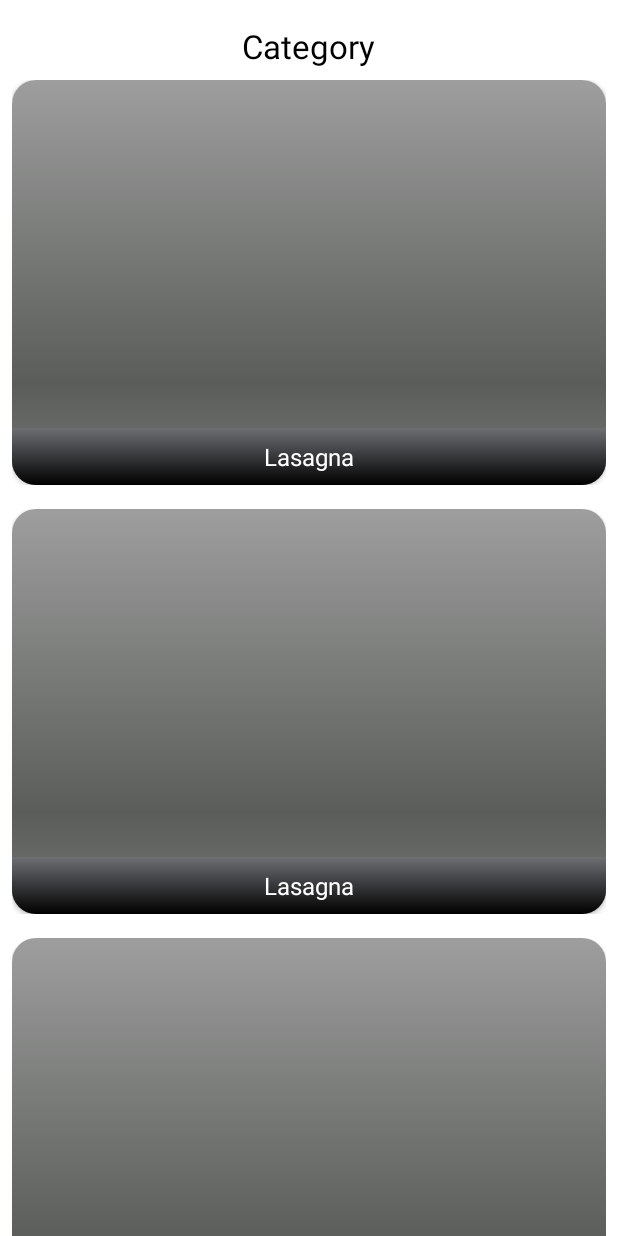
After one commit to maydev99/Aprikot, an Android app: the layout activity_recipe_list.xml on its own in the app's theme, with its tools: preview values and no code run, on a phone screen of 412 x 824 dp. The commit adds this screen. Run offline under Robolectric (Android 15) with nearby library versions, the phone set to English and light mode, and no system bars.

Commit message:
Connected Category Screen (Activity) to Recipe List Screen (Passing Data) Created RecipeListItem Created RecipeList Activity Layout

```diff
--- a/app/src/main/AndroidManifest.xml
+++ b/app/src/main/AndroidManifest.xml
@@ -12,6 +12,11 @@
         android:roundIcon="@mipmap/ic_launcher_round"
         android:supportsRtl="true"
         android:theme="@style/Theme.Aprikot">
+        <activity android:name=".ui.recipes.RecipeListActivity">
+            <meta-data
+                android:name="android.support.PARENT_ACTIVITY"
+                android:value=".ui.MainActivity"/>
+        </activity>
         <activity android:name=".ui.MainActivity">
             <intent-filter>
                 <action android:name="android.intent.action.MAIN" />
--- a/app/src/main/java/com/bombadu/aprikot/ui/categories/CategoryAdapter.kt
+++ b/app/src/main/java/com/bombadu/aprikot/ui/categories/CategoryAdapter.kt
@@ -29,7 +29,7 @@ class CategoryAdapter(private val onClickListener: OnClickListener) :
         parent: ViewGroup,
         viewType: Int
     ): CategoryEntityViewHolder {
-        //return CategoryEntityViewHolder(CategoryItemBinding.inflate(LayoutInflater.from(parent.context)))
+
         return CategoryEntityViewHolder.from(parent)
     }
 
@@ -63,7 +63,7 @@ class CategoryAdapter(private val onClickListener: OnClickListener) :
     }
 
 
-    class OnClickListener(val clickListener: (marsProperty: CategoryEntity) -> Unit) {
-        fun onClick(marsProperty: CategoryEntity) = clickListener(marsProperty)
+    class OnClickListener(val clickListener: (category: CategoryEntity) -> Unit) {
+        fun onClick(category: CategoryEntity) = clickListener(category)
     }
 }
--- /dev/null
+++ b/app/src/main/java/com/bombadu/aprikot/ui/recipes/RecipeListViewModel.kt
@@ -0,0 +1,4 @@
+package com.bombadu.aprikot.ui.recipes
+
+class RecipeListViewModel {
+}
--- /dev/null
+++ b/app/src/main/res/drawable/recipe_title_gradient.xml
@@ -0,0 +1,10 @@
+<?xml version="1.0" encoding="utf-8"?>
+<shape xmlns:android="http://schemas.android.com/apk/res/android"
+    android:shape="rectangle">
+
+    <gradient
+        android:startColor="@color/light_gray"
+        android:endColor="@color/black"
+        android:angle="270"/>
+
+</shape>
--- /dev/null
+++ b/app/src/main/res/layout/activity_recipe_list.xml
@@ -0,0 +1,31 @@
+<?xml version="1.0" encoding="utf-8"?>
+<androidx.constraintlayout.widget.ConstraintLayout xmlns:android="http://schemas.android.com/apk/res/android"
+    xmlns:app="http://schemas.android.com/apk/res-auto"
+    xmlns:tools="http://schemas.android.com/tools"
+    android:layout_width="match_parent"
+    android:layout_height="match_parent"
+    tools:context=".ui.recipes.RecipeListActivity">
+
+    <TextView
+        android:id="@+id/recipe_list_title_text_view"
+        android:layout_width="wrap_content"
+        android:layout_height="wrap_content"
+        android:layout_marginTop="16dp"
+        tools:text="Category"
+        android:textSize="22sp"
+        android:textColor="@color/black"
+        app:layout_constraintEnd_toEndOf="parent"
+        app:layout_constraintStart_toStartOf="parent"
+        app:layout_constraintTop_toTopOf="parent" />
+
+
+    <androidx.recyclerview.widget.RecyclerView
+        android:id="@+id/recipe_list_recycler_view"
+        android:layout_width="0dp"
+        android:layout_height="0dp"
+        tools:listitem="@layout/recipe_list_item"
+        app:layout_constraintBottom_toBottomOf="parent"
+        app:layout_constraintEnd_toEndOf="parent"
+        app:layout_constraintStart_toStartOf="parent"
+        app:layout_constraintTop_toBottomOf="@+id/recipe_list_title_text_view" />
+</androidx.constraintlayout.widget.ConstraintLayout>
--- /dev/null
+++ b/app/src/main/res/layout/recipe_list_item.xml
@@ -0,0 +1,44 @@
+<?xml version="1.0" encoding="utf-8"?>
+<androidx.constraintlayout.widget.ConstraintLayout xmlns:android="http://schemas.android.com/apk/res/android"
+    xmlns:app="http://schemas.android.com/apk/res-auto"
+    xmlns:tools="http://schemas.android.com/tools"
+    android:layout_width="match_parent"
+    android:layout_margin="8dp"
+    android:layout_height="270dp">
+
+    <androidx.cardview.widget.CardView
+        android:layout_width="match_parent"
+        android:layout_height="match_parent"
+        app:cardCornerRadius="16dp"
+        android:elevation="10dp"
+        android:padding="16dp"
+        app:layout_constraintEnd_toEndOf="parent"
+        app:layout_constraintStart_toStartOf="parent"
+        app:layout_constraintTop_toTopOf="parent">
+
+
+        <ImageView
+            android:layout_width="match_parent"
+            android:layout_height="270dp"
+            app:srcCompat="@android:drawable/progress_horizontal"
+            android:scaleType="centerCrop"/>
+
+        <TextView
+            android:layout_width="match_parent"
+            android:layout_height="wrap_content"
+            tools:text="Lasagna"
+            android:textColor="@color/white"
+            android:background="@drawable/recipe_title_gradient"
+            android:gravity="center_horizontal"
+            android:textSize="16sp"
+            android:layout_gravity="bottom"
+            android:paddingBottom="8dp"
+            android:paddingTop="8dp"/>
+
+
+
+
+    </androidx.cardview.widget.CardView>
+
+
+</androidx.constraintlayout.widget.ConstraintLayout>
--- a/app/src/main/res/values/colors.xml
+++ b/app/src/main/res/values/colors.xml
@@ -7,4 +7,5 @@
     <color name="teal_700">#FF018786</color>
     <color name="black">#FF000000</color>
     <color name="white">#FFFFFFFF</color>
+    <color name="light_gray">#6d6f73</color>
 </resources>
```
Also changed, not shown: app/src/main/java/com/bombadu/aprikot/network/PreparationData.kt (added, +64 -0 lines), app/src/main/java/com/bombadu/aprikot/network/RecipesData.kt (added, +12 -0 lines), app/src/main/java/com/bombadu/aprikot/ui/categories/CategoriesFragment.kt (+8 -1 lines), app/src/main/java/com/bombadu/aprikot/ui/categories/CategoriesViewModel.kt (+20 -2 lines), app/src/main/java/com/bombadu/aprikot/ui/recipes/RecipeListActivity.kt (added, +17 -0 lines).
